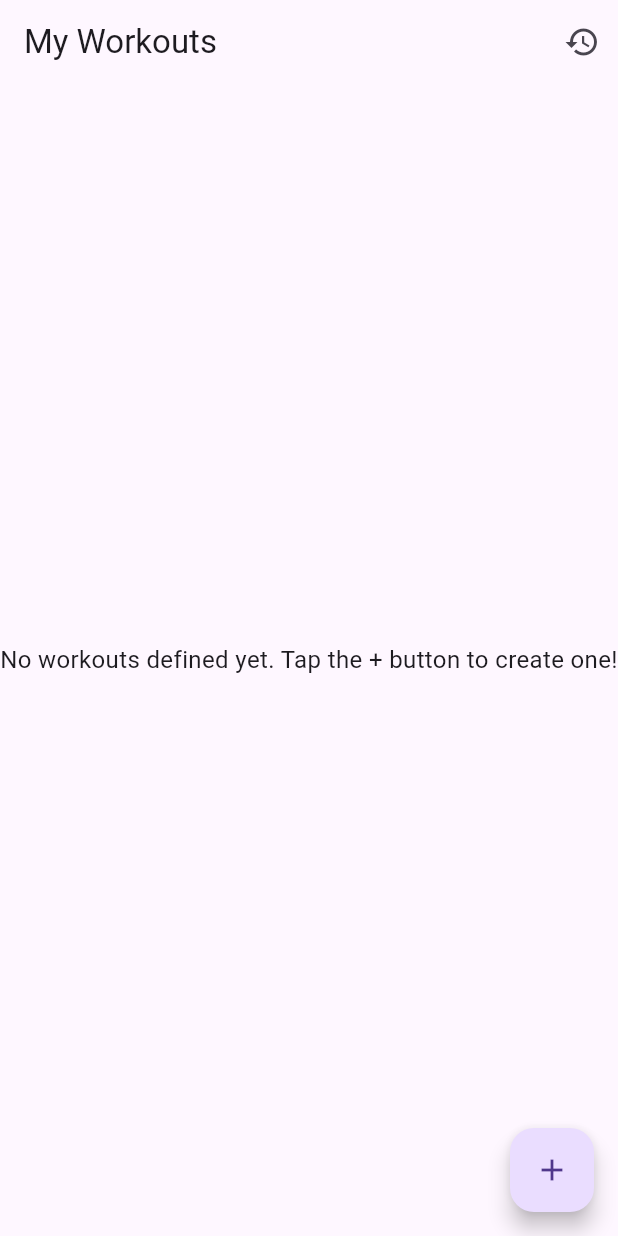
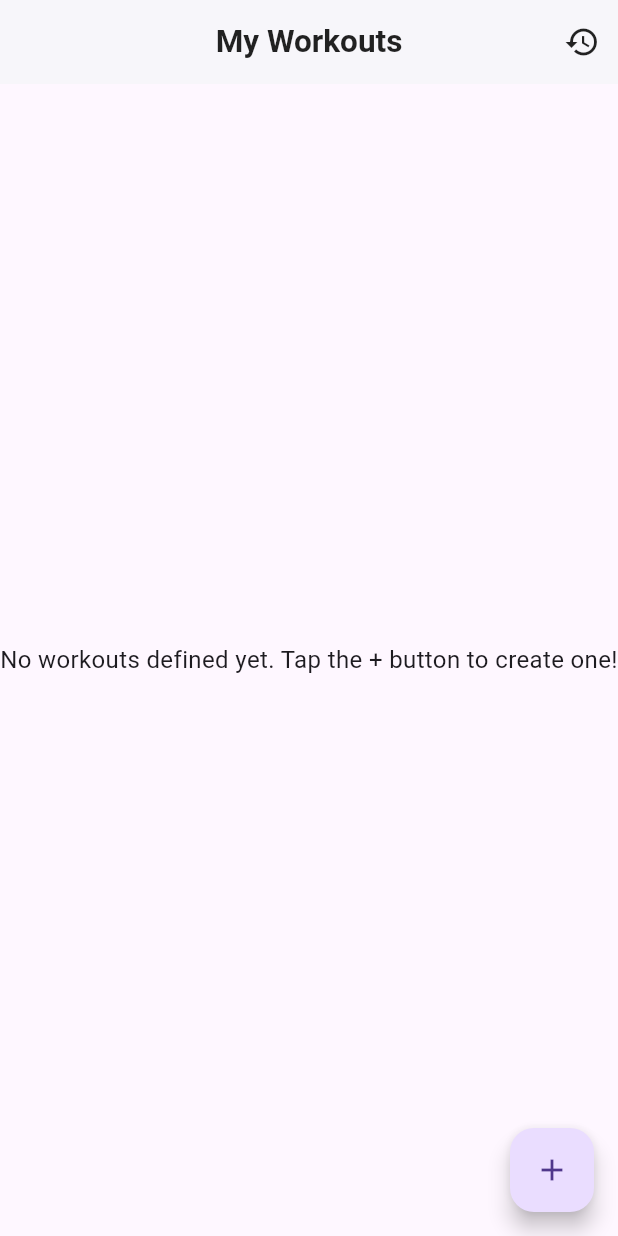
Before and after one commit to AmitTzah/exercise_timer_app, a Flutter app: the screen it shows after launch, on a phone screen of 412 x 824 dp. Run offline on Flutter 3.47's test engine with Material 3 defaults, Android fonts, the phone set to English and light mode, and no system bars; our stand-ins replace audioplayers, hive, hive_flutter, stop_watch_timer; accounts and stored records are empty; generated files the repository leaves out were written again.

Commit message:
feat: Enhance AppBar title styling

```diff
--- a/lib/main.dart
+++ b/lib/main.dart
@@ -45,6 +45,17 @@ class ExerciseTimerApp extends StatelessWidget {
       theme: ThemeData(
         primarySwatch: Colors.blue,
         visualDensity: VisualDensity.adaptivePlatformDensity,
+        appBarTheme: const AppBarTheme(
+          backgroundColor: Colors.white, // Ensures a clean, white AppBar
+          foregroundColor: Colors.black87, // For icons like back arrow, menu, etc.
+          elevation: 1.0, // Subtle shadow for separation
+          centerTitle: true, // Centers the title text
+          titleTextStyle: TextStyle(
+            color: Colors.black87, // Dark grey for the title text
+            fontSize: 21.0,
+            fontWeight: FontWeight.w600, // Semi-bold
+          ),
+        ),
       ),
       home: const HomeScreen(),
     );
```
